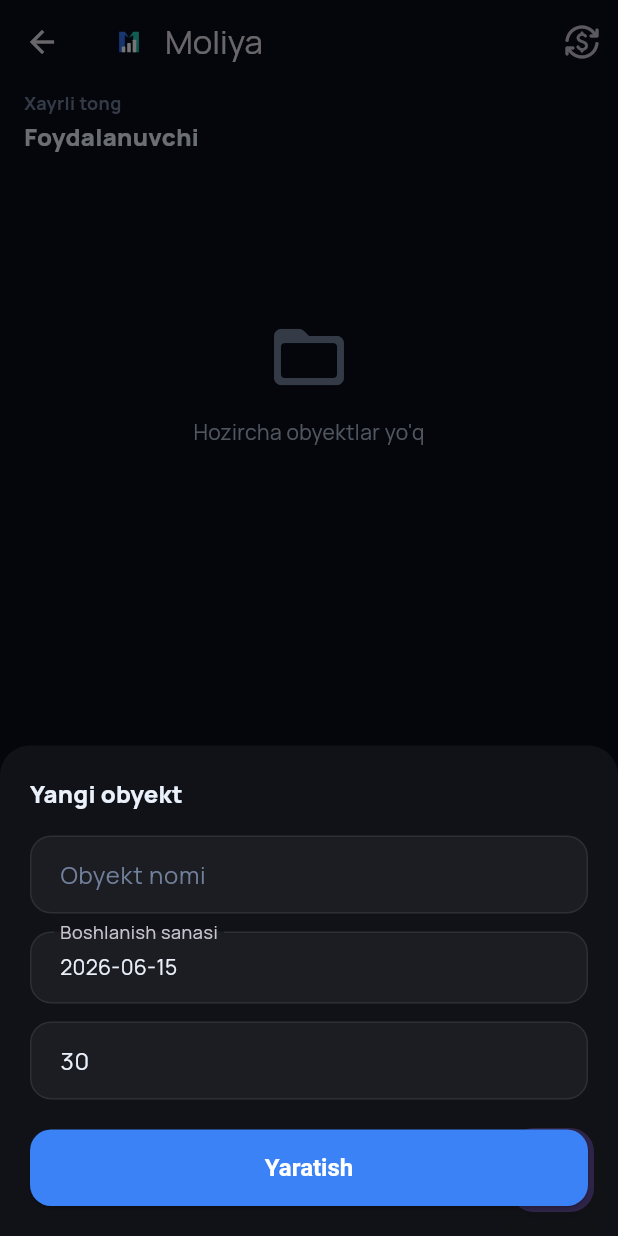
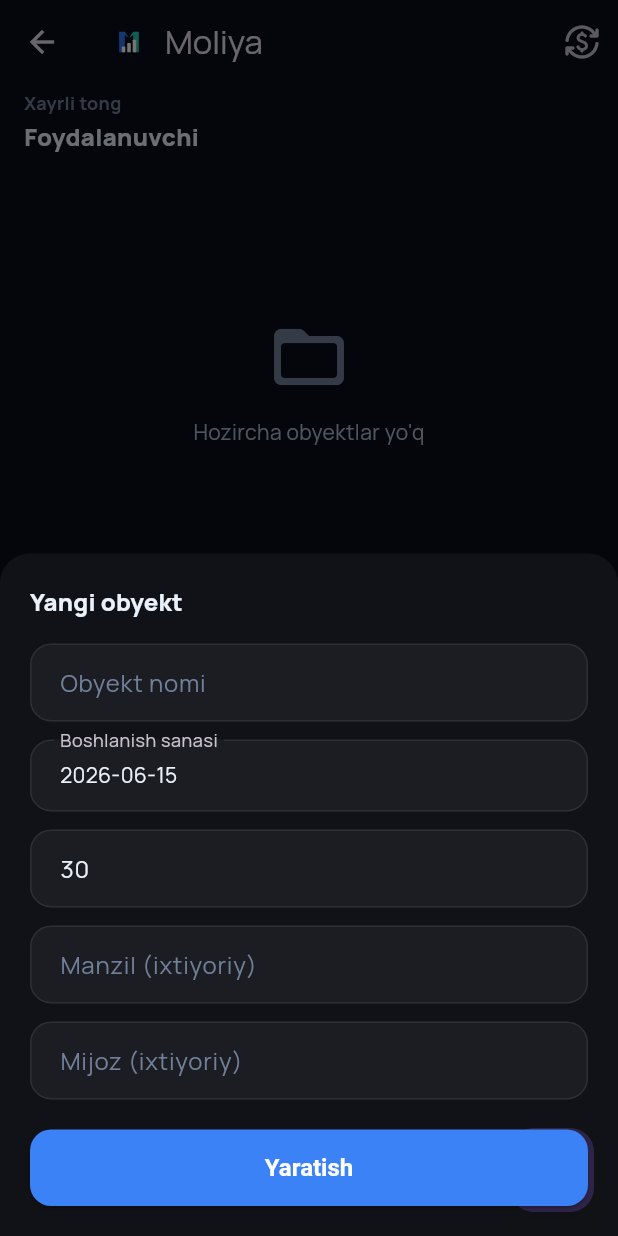
Before and after one commit to Bekzod131313/Prorab, a Flutter app: the DashboardScreen screen opened directly, after a tap on the "add" icon, on a phone screen of 412 x 824 dp. Run offline on Flutter 3.47's test engine with Material 3 defaults, Android fonts, the phone set to English and light mode, and no system bars; our stand-ins replace google_fonts, share_plus, shared_preferences, supabase_flutter; accounts and stored records are empty.

Commit message:
Add manzil/mijoz fields when creating projects

```diff
--- a/flutter_app/lib/models/project.dart
+++ b/flutter_app/lib/models/project.dart
@@ -11,6 +11,9 @@ class Project {
   final num ishaqi;
   final num olingan;
   final String status;
+  final String? manzil;
+  final String? mijoz;
+  final String? bosqich;
 
   Project({
     required this.id,
@@ -25,6 +28,9 @@ class Project {
     required this.ishaqi,
     required this.olingan,
     required this.status,
+    this.manzil,
+    this.mijoz,
+    this.bosqich,
   });
 
   num get balance => role == 'owner' ? (kirim - chiqim) : myBalance;
@@ -44,6 +50,9 @@ class Project {
       ishaqi: row['ishaqi'] ?? 0,
       olingan: row['olingan'] ?? 0,
       status: ob['status'] ?? 'active',
+      manzil: ob['manzil'] as String?,
+      mijoz: ob['mijoz'] as String?,
+      bosqich: ob['bosqich'] as String?,
     );
   }
 
--- a/flutter_app/lib/screens/dashboard_screen.dart
+++ b/flutter_app/lib/screens/dashboard_screen.dart
@@ -73,6 +73,8 @@ class _DashboardScreenState extends State<DashboardScreen> {
   Future<void> _openAddProject() async {
     final nameCtrl = TextEditingController();
     final daysCtrl = TextEditingController(text: '30');
+    final manzilCtrl = TextEditingController();
+    final mijozCtrl = TextEditingController();
     DateTime startDate = DateTime.now();
 
     final created = await showModalBottomSheet<bool>(
@@ -127,6 +129,16 @@ class _DashboardScreenState extends State<DashboardScreen> {
                 keyboardType: TextInputType.number,
                 decoration: const InputDecoration(hintText: 'Muddat (kun)'),
               ),
+              const SizedBox(height: 12),
+              TextField(
+                controller: manzilCtrl,
+                decoration: const InputDecoration(hintText: 'Manzil (ixtiyoriy)'),
+              ),
+              const SizedBox(height: 12),
+              TextField(
+                controller: mijozCtrl,
+                decoration: const InputDecoration(hintText: 'Mijoz (ixtiyoriy)'),
+              ),
               const SizedBox(height: 20),
               ElevatedButton(
                 onPressed: () {
@@ -147,6 +159,8 @@ class _DashboardScreenState extends State<DashboardScreen> {
         nomi: nameCtrl.text.trim(),
         boshlanish: startDate,
         muddat: days,
+        manzil: manzilCtrl.text.trim(),
+        mijoz: mijozCtrl.text.trim(),
       );
       _load();
     }
```
Also changed, not shown: flutter_app/lib/data/project_repository.dart (+18 -6 lines), flutter_app/lib/screens/project_detail_screen.dart (+20 -3 lines).
